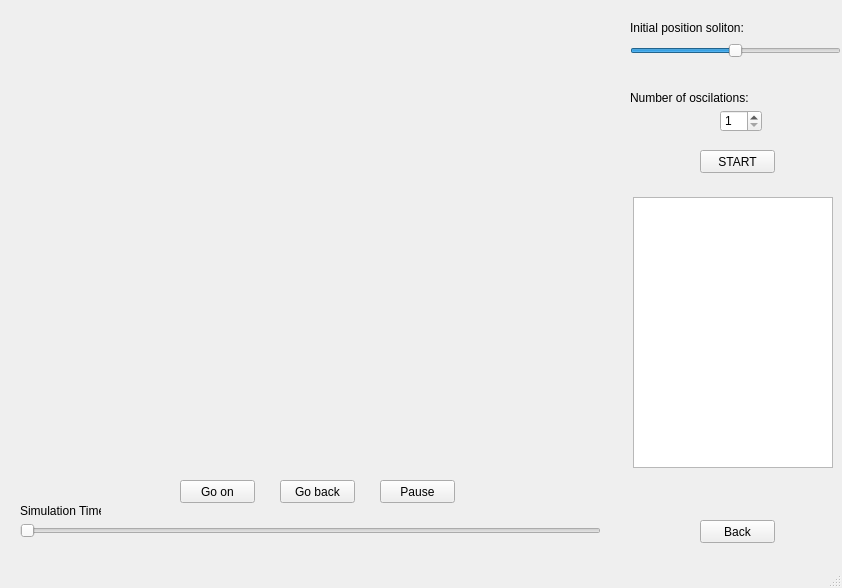
Old version of the form DS.ui in the repository brunojulia/ultracoldUB.
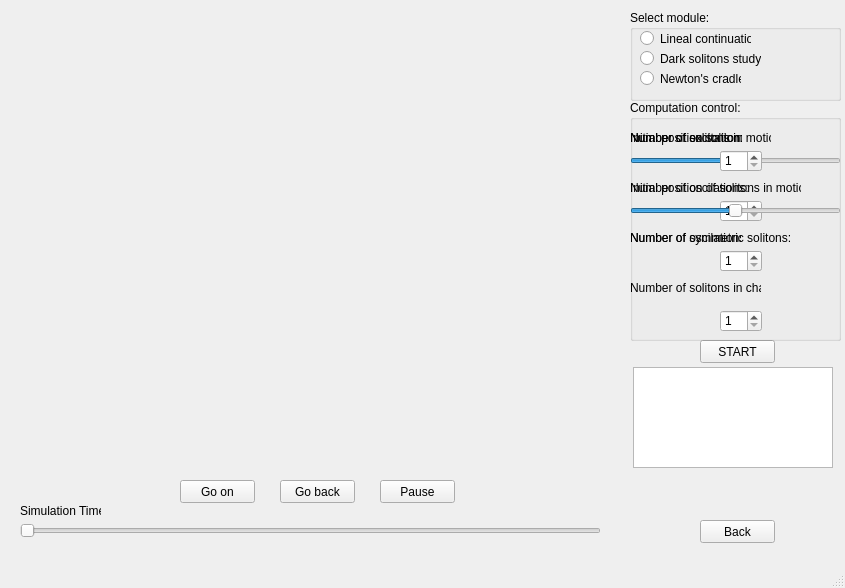
New version of the form.

Commit message:
Grandes cambios en la interfaz y escrito manual.
Se ha modificado gran parte de la interfaz (se han creado nuevos módulos, modificado los anteriores, etc). He escrito un manual teórico-práctico (aún incompleto) con parte de la teoría detrás de la simulación y como utilizar ésta.

The edit to the form file:
```diff
--- a/DS.ui
+++ b/DS.ui
@@ -6,7 +6,7 @@
    <rect>
     <x>0</x>
     <y>0</y>
-    <width>842</width>
+    <width>845</width>
     <height>588</height>
    </rect>
   </property>
@@ -51,9 +51,9 @@
     <property name="geometry">
      <rect>
       <x>633</x>
-      <y>197</y>
+      <y>367</y>
       <width>200</width>
-      <height>271</height>
+      <height>101</height>
      </rect>
     </property>
     <property name="sizePolicy">
@@ -69,109 +69,6 @@
      </size>
     </property>
    </widget>
-   <widget class="QWidget" name="interact" native="true">
-    <property name="geometry">
-     <rect>
-      <x>630</x>
-      <y>10</y>
-      <width>211</width>
-      <height>181</height>
-     </rect>
-    </property>
-    <widget class="QSlider" name="horizontalSlider">
-     <property name="geometry">
-      <rect>
-       <x>0</x>
-       <y>30</y>
-       <width>211</width>
-       <height>22</height>
-      </rect>
-     </property>
-     <property name="minimum">
-      <number>-6</number>
-     </property>
-     <property name="maximum">
-      <number>6</number>
-     </property>
-     <property name="singleStep">
-      <number>1</number>
-     </property>
-     <property name="pageStep">
-      <number>1</number>
-     </property>
-     <property name="orientation">
-      <enum>Qt::Horizontal</enum>
-     </property>
-    </widget>
-    <widget class="QSpinBox" name="spinBox">
-     <property name="geometry">
-      <rect>
-       <x>90</x>
-       <y>100</y>
-       <width>42</width>
-       <height>22</height>
-      </rect>
-     </property>
-     <property name="minimum">
-      <number>1</number>
-     </property>
-     <property name="maximum">
-      <number>10</number>
-     </property>
-    </widget>
-    <widget class="QLabel" name="label">
-     <property name="geometry">
-      <rect>
-       <x>110</x>
-       <y>10</y>
-       <width>71</width>
-       <height>16</height>
-      </rect>
-     </property>
-     <property name="text">
-      <string/>
-     </property>
-    </widget>
-    <widget class="QLabel" name="label_2">
-     <property name="geometry">
-      <rect>
-       <x>0</x>
-       <y>10</y>
-       <width>151</width>
-       <height>16</height>
-      </rect>
-     </property>
-     <property name="text">
-      <string>Initial position soliton:</string>
-     </property>
-    </widget>
-    <widget class="QLabel" name="label_3">
-     <property name="geometry">
-      <rect>
-       <x>0</x>
-       <y>80</y>
-       <width>181</width>
-       <height>16</height>
-      </rect>
-     </property>
-     <property name="text">
-      <string>Number of oscilations:</string>
-     </property>
-    </widget>
-    <widget class="QPushButton" name="start">
-     <property name="geometry">
-      <rect>
-       <x>70</x>
-       <y>140</y>
-       <width>75</width>
-       <height>23</height>
-      </rect>
-     </property>
-     <property name="text">
-      <string>START</string>
-     </property>
-    </widget>
-   </widget>
    <widget class="QPushButton" name="back">
     <property name="geometry">
      <rect>
@@ -263,6 +160,426 @@
      <string>Pause</string>
     </property>
    </widget>
+   <widget class="QPushButton" name="start">
+    <property name="geometry">
+     <rect>
+      <x>700</x>
+      <y>340</y>
+      <width>75</width>
+      <height>23</height>
+     </rect>
+    </property>
+    <property name="text">
+     <string>START</string>
+    </property>
+   </widget>
+   <widget class="QGroupBox" name="groupBox">
+    <property name="geometry">
+     <rect>
+      <x>630</x>
+      <y>100</y>
+      <width>211</width>
+      <height>241</height>
+     </rect>
+    </property>
+    <property name="title">
+     <string>Computation control:</string>
+    </property>
+    <widget class="QFrame" name="interact">
+     <property name="geometry">
+      <rect>
+       <x>0</x>
+       <y>20</y>
+       <width>211</width>
+       <height>61</height>
+      </rect>
+     </property>
+     <widget class="QSpinBox" name="spinBox_3">
+      <property name="geometry">
+       <rect>
+        <x>90</x>
+        <y>30</y>
+        <width>42</width>
+        <height>22</height>
+       </rect>
+      </property>
+      <property name="maximum">
+       <number>2</number>
+      </property>
+     </widget>
+     <widget class="QLabel" name="label_7">
+      <property name="geometry">
+       <rect>
+        <x>0</x>
+        <y>10</y>
+        <width>181</width>
+        <height>16</height>
+       </rect>
+      </property>
+      <property name="text">
+       <string>Number of excitation:</string>
+      </property>
+     </widget>
+     <zorder>spinBox_3</zorder>
+     <zorder>label_7</zorder>
+     <zorder>interact_3</zorder>
+    </widget>
+    <widget class="QFrame" name="interact_2">
+     <property name="geometry">
+      <rect>
+       <x>0</x>
+       <y>30</y>
+       <width>211</width>
+       <height>161</height>
+      </rect>
+     </property>
+     <widget class="QSlider" name="horizontalSlider">
+      <property name="geometry">
+       <rect>
+        <x>0</x>
+        <y>20</y>
+        <width>211</width>
+        <height>22</height>
+       </rect>
+      </property>
+      <property name="minimum">
+       <number>-60</number>
+      </property>
+      <property name="maximum">
+       <number>60</number>
+      </property>
+      <property name="singleStep">
+       <number>1</number>
+      </property>
+      <property name="pageStep">
+       <number>1</number>
+      </property>
+      <property name="value">
+       <number>0</number>
+      </property>
+      <property name="orientation">
+       <enum>Qt::Horizontal</enum>
+      </property>
+     </widget>
+     <widget class="QSpinBox" name="spinBox">
+      <property name="geometry">
+       <rect>
+        <x>90</x>
+        <y>70</y>
+        <width>42</width>
+        <height>22</height>
+       </rect>
+      </property>
+      <property name="minimum">
+       <number>1</number>
+      </property>
+      <property name="maximum">
+       <number>10</number>
+      </property>
+     </widget>
+     <widget class="QLabel" name="label">
+      <property name="geometry">
+       <rect>
+        <x>110</x>
+        <y>0</y>
+        <width>71</width>
+        <height>16</height>
+       </rect>
+      </property>
+      <property name="text">
+       <string/>
+      </property>
+     </widget>
+     <widget class="QLabel" name="label_2">
+      <property name="geometry">
+       <rect>
+        <x>0</x>
+        <y>0</y>
+        <width>111</width>
+        <height>16</height>
+       </rect>
+      </property>
+      <property name="text">
+       <string>Initial position soliton:</string>
+      </property>
+     </widget>
+     <widget class="QLabel" name="label_3">
+      <property name="geometry">
+       <rect>
+        <x>0</x>
+        <y>50</y>
+        <width>181</width>
+        <height>16</height>
+       </rect>
+      </property>
+      <property name="text">
+       <string>Number of oscilations:</string>
+      </property>
+     </widget>
+     <widget class="QSpinBox" name="spinBox_2">
+      <property name="geometry">
+       <rect>
+        <x>90</x>
+        <y>120</y>
+        <width>42</width>
+        <height>22</height>
+       </rect>
+      </property>
+      <property name="maximum">
+       <number>3</number>
+      </property>
+     </widget>
+     <widget class="QLabel" name="label_6">
+      <property name="geometry">
+       <rect>
+        <x>0</x>
+        <y>100</y>
+        <width>181</width>
+        <height>16</height>
+       </rect>
+      </property>
+      <property name="text">
+       <string>Number of symmetric solitons:</string>
+      </property>
+     </widget>
+     <zorder>horizontalSlider</zorder>
+     <zorder>spinBox</zorder>
+     <zorder>label</zorder>
+     <zorder>label_2</zorder>
+     <zorder>label_3</zorder>
+     <zorder>spinBox_2</zorder>
+     <zorder>label_6</zorder>
+     <zorder>interact_3</zorder>
+     <zorder>interact_3</zorder>
+     <zorder>interact_3</zorder>
+    </widget>
+    <widget class="QLabel" name="label_13">
+     <property name="geometry">
+      <rect>
+       <x>140</x>
+       <y>21</y>
+       <width>41</width>
+       <height>21</height>
+      </rect>
+     </property>
+     <property name="text">
+      <string/>
+     </property>
+    </widget>
+    <widget class="QFrame" name="interact_3">
+     <property name="geometry">
+      <rect>
+       <x>0</x>
+       <y>10</y>
+       <width>211</width>
+       <height>231</height>
+      </rect>
+     </property>
+     <widget class="QSlider" name="horizontalSlider_2">
+      <property name="geometry">
+       <rect>
+        <x>0</x>
+        <y>90</y>
+        <width>211</width>
+        <height>22</height>
+       </rect>
+      </property>
+      <property name="minimum">
+       <number>-60</number>
+      </property>
+      <property name="maximum">
+       <number>60</number>
+      </property>
+      <property name="singleStep">
+       <number>1</number>
+      </property>
+      <property name="pageStep">
+       <number>1</number>
+      </property>
+      <property name="value">
+       <number>0</number>
+      </property>
+      <property name="orientation">
+       <enum>Qt::Horizontal</enum>
+      </property>
+     </widget>
+     <widget class="QSpinBox" name="spinBox_4">
+      <property name="geometry">
+       <rect>
+        <x>90</x>
+        <y>140</y>
+        <width>42</width>
+        <height>22</height>
+       </rect>
+      </property>
+      <property name="minimum">
+       <number>1</number>
+      </property>
+      <property name="maximum">
+       <number>10</number>
+      </property>
+     </widget>
+     <widget class="QLabel" name="label_8">
+      <property name="geometry">
+       <rect>
+        <x>170</x>
+        <y>70</y>
+        <width>41</width>
+        <height>20</height>
+       </rect>
+      </property>
+      <property name="text">
+       <string/>
+      </property>
+     </widget>
+     <widget class="QLabel" name="label_9">
+      <property name="geometry">
+       <rect>
+        <x>0</x>
+        <y>20</y>
+        <width>141</width>
+        <height>16</height>
+       </rect>
+      </property>
+      <property name="text">
+       <string>Number of solitons in motion:</string>
+      </property>
+     </widget>
+     <widget class="QLabel" name="label_10">
+      <property name="geometry">
+       <rect>
+        <x>0</x>
+        <y>120</y>
+        <width>111</width>
+        <height>16</height>
+       </rect>
+      </property>
+      <property name="text">
+       <string>Number of oscilations:</string>
+      </property>
+     </widget>
+     <widget class="QSpinBox" name="spinBox_5">
+      <property name="geometry">
+       <rect>
+        <x>90</x>
+        <y>200</y>
+        <width>42</width>
+        <height>22</height>
+       </rect>
+      </property>
+      <property name="minimum">
+       <number>1</number>
+      </property>
+      <property name="maximum">
+       <number>3</number>
+      </property>
+     </widget>
+     <widget class="QLabel" name="label_11">
+      <property name="geometry">
+       <rect>
+        <x>0</x>
+        <y>170</y>
+        <width>131</width>
+        <height>16</height>
+       </rect>
+      </property>
+      <property name="text">
+       <string>Number of solitons in chair:</string>
+      </property>
+     </widget>
+     <widget class="QSpinBox" name="spinBox_6">
+      <property name="geometry">
+       <rect>
+        <x>90</x>
+        <y>40</y>
+        <width>42</width>
+        <height>22</height>
+       </rect>
+      </property>
+      <property name="minimum">
+       <number>1</number>
+      </property>
+      <property name="maximum">
+       <number>2</number>
+      </property>
+     </widget>
+     <widget class="QLabel" name="label_12">
+      <property name="geometry">
+       <rect>
+        <x>0</x>
+        <y>70</y>
+        <width>171</width>
+        <height>16</height>
+       </rect>
+      </property>
+      <property name="text">
+       <string>Initial position of solitons in motion</string>
+      </property>
+     </widget>
+     <zorder>horizontalSlider_2</zorder>
+     <zorder>spinBox_4</zorder>
+     <zorder>label_8</zorder>
+     <zorder>label_9</zorder>
+     <zorder>label_10</zorder>
+     <zorder>spinBox_5</zorder>
+     <zorder>label_11</zorder>
+     <zorder>spinBox_6</zorder>
+     <zorder>label_12</zorder>
+     <zorder>mplfigs</zorder>
+    </widget>
+   </widget>
+   <widget class="QGroupBox" name="groupBox_2">
+    <property name="geometry">
+     <rect>
+      <x>630</x>
+      <y>10</y>
+      <width>211</width>
+      <height>91</height>
+     </rect>
+    </property>
+    <property name="title">
+     <string>Select module:</string>
+    </property>
+    <widget class="QRadioButton" name="radioButton">
+     <property name="geometry">
+      <rect>
+       <x>10</x>
+       <y>20</y>
+       <width>111</width>
+       <height>17</height>
+      </rect>
+     </property>
+     <property name="text">
+      <string>Lineal continuation</string>
+     </property>
+    </widget>
+    <widget class="QRadioButton" name="radioButton_2">
+     <property name="geometry">
+      <rect>
+       <x>10</x>
+       <y>40</y>
+       <width>121</width>
+       <height>17</height>
+      </rect>
+     </property>
+     <property name="text">
+      <string>Dark solitons study</string>
+     </property>
+    </widget>
+    <widget class="QRadioButton" name="radioButton_3">
+     <property name="geometry">
+      <rect>
+       <x>10</x>
+       <y>60</y>
+       <width>101</width>
+       <height>17</height>
+      </rect>
+     </property>
+     <property name="text">
+      <string>Newton's cradle</string>
+     </property>
+    </widget>
+   </widget>
   </widget>
   <widget class="QMenuBar" name="menubar">
    <property name="geometry">
```
Left out of the diff: 200 changed lines with no effect on the pictures. The commit also changes 2 other files.
